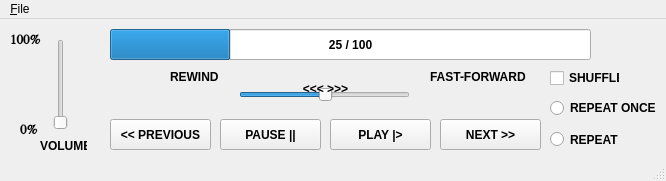
Qt form MainWindow.ui (Robert-Airth/QT-Python-Music-Player) before a commit.
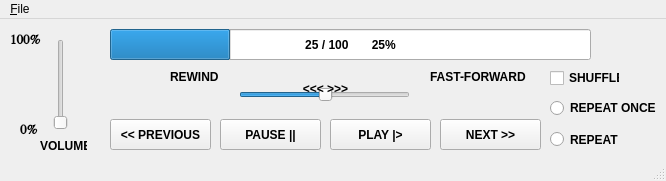
The same form after that commit.

Commit message:
added percentage to progress bar
added percentage to progress bar per issue #1 objective

```diff
--- a/MainWindow.ui
+++ b/MainWindow.ui
@@ -143,7 +143,7 @@
      <enum>QProgressBar::TopToBottom</enum>
     </property>
     <property name="format">
-     <string>%v / %m</string>
+     <string>%v / %m       %p%</string>
     </property>
    </widget>
    <widget class="QSlider" name="ShuttleSlider">
```
